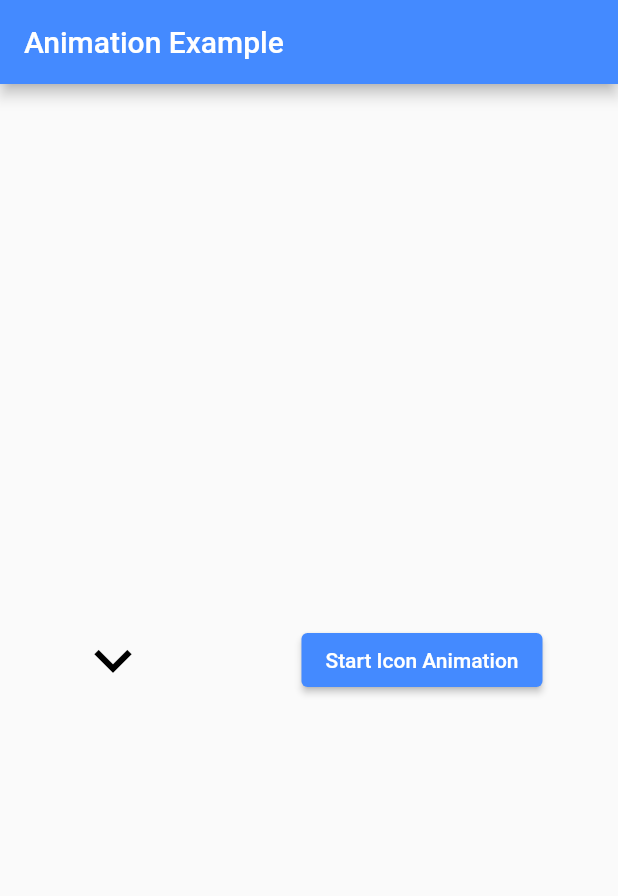
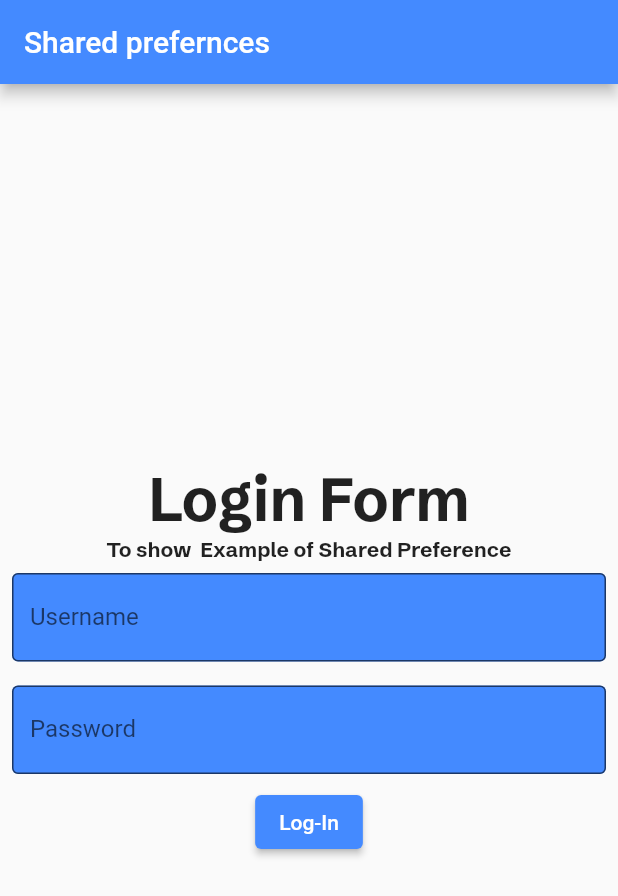
Before and after one commit to anilamurali/Fluttet_works, a Flutter app: the screen it shows after launch, on a phone screen of 412 x 824 dp. Shown: the top 896 px of the screen. Run offline on Flutter 3.47's test engine with Material 2 defaults, Android fonts, the phone set to English and light mode, and no system bars; our stand-ins replace carousel_slider, convex_bottom_bar, device_preview, flutter_custom_clippers, icons_plus, introduction_screen and 3 more; key blocks and very long unbroken strings in the code were emptied for the run.

```diff
--- a/lib/main.dart
+++ b/lib/main.dart
@@ -12,6 +12,8 @@ import 'package:flutter_december2/clippers.dart';
  import 'package:flutter_december2/expansiontile_assignment.dart';
 import 'package:flutter_december2/fitted_box.dart';
 import 'package:flutter_december2/sampleanimation.dart';
+import 'package:flutter_december2/samplefont.dart';
+import 'package:flutter_december2/shared%20preferences/login.dart';
 import 'package:flutter_december2/wrap_widget.dart';
 // import 'package:flutter_december2/expation_tile.dart';
 // import 'package:flutter_december2/media%20query/example.dart';
@@ -38,7 +40,7 @@ void main(){
       useInheritedMediaQuery: true,
       locale: DevicePreview.locale(context),
       builder: DevicePreview.appBuilder,
-      home:  Rotated_Animation(),
+      home:  Login_page(),
       // routes: {
       //   "second":(context) => SecondPage(),
       // },
--- /dev/null
+++ b/lib/samplefont.dart
@@ -0,0 +1,25 @@
+import 'package:flutter/material.dart';
+
+
+class MyFonts extends StatelessWidget {
+  const MyFonts({super.key});
+
+  @override
+  Widget build(BuildContext context) {
+    return  Scaffold(
+      body: Column(
+        mainAxisAlignment: MainAxisAlignment.center,
+        children: const [
+          Center(child: Text("Hello World",style: TextStyle(fontFamily: 'Schibsted_Grotesk',
+          fontSize: 45),
+          )
+          ),
+          Center(child: Text("Hello World",style: TextStyle(
+          fontSize: 45),
+          )
+          ),
+        ],
+      )
+    );
+  }
+}
--- /dev/null
+++ b/lib/shared preferences/login.dart
@@ -0,0 +1,86 @@
+import 'package:flutter/material.dart';
+import 'package:flutter_december2/home.dart';
+import 'package:shared_preferences/shared_preferences.dart';
+class Login_page extends StatefulWidget {
+  const Login_page({super.key});
+//Shared prefernces
+  @override
+  State<Login_page> createState() => _Login_pageState();
+}
+
+class _Login_pageState extends State<Login_page> {
+  // create a text controller and use it to retrieve the current value of the TextField
+  final usename_controller=TextEditingController();
+  final password_controller=TextEditingController();
+  late SharedPreferences logindata;
+  late bool newuser;
+
+  @override
+  void initState(){
+    check_if_already_login();
+  }
+  void check_if_already_login() async{
+      logindata=await SharedPreferences.getInstance();
+      //newuser=(logindata.getBool('newuser')??)
+  }
+  Widget build(BuildContext context) {
+    return Scaffold(
+      appBar: AppBar(title:const Text("Shared prefernces"),),
+      body: Form(
+        child: Center(
+          child:Column(
+            mainAxisAlignment: MainAxisAlignment.center,
+            children:  [
+              const Text("Login Form" ,style:TextStyle(
+                fontSize: 40,
+                fontFamily: "Schibsted_Grotesk",
+                fontWeight: FontWeight.bold)
+                ),
+                const Text("To show  Example of Shared Preference" ,style:TextStyle(
+                fontFamily: "Schibsted_Grotesk",
+                fontWeight: FontWeight.bold)
+                ),
+               Padding(
+                padding: const EdgeInsets.all(8.0),
+                child: TextField(
+                  controller: usename_controller,
+                  decoration: const InputDecoration(
+                    fillColor: Colors.blueAccent,
+                    filled: true,
+                    labelText: "Username",
+                    border: OutlineInputBorder(),
+                  ),
+                ),
+              ),
+               Padding(
+                padding: const EdgeInsets.all(8.0),
+                child: TextField(
+                  controller: password_controller,
+                  decoration: const InputDecoration(
+                    fillColor: Colors.blueAccent,
+                    filled: true,
+                    labelText: "Password",
+                    border: OutlineInputBorder(),
+                  ),
+                ),
+              ),
+
+              ElevatedButton(onPressed: (){
+                String username=usename_controller.text;
+                String Password=password_controller.text;
+                if (username !="" && Password!=""){
+                  print("Successful");
+                  logindata.setBool("newuser", false);
+                  logindata.setString("username", username);
+                  logindata.setString("password", Password);
+                  Navigator.push(context, MaterialPageRoute(builder: (context)=>Home()));
+                }
+              }, child: const Text("Log-In"))
+          ]) ,
+        ),
+      ),
+    );
+  }
+
+
+}
```
Also changed, not shown: pubspec.yaml (+11 -9 lines), fonts/SchibstedGrotesk-Italic-VariableFont_wght.ttf (added), fonts/SchibstedGrotesk-VariableFont_wght.ttf (added), pubspec.lock, 1 other file.
